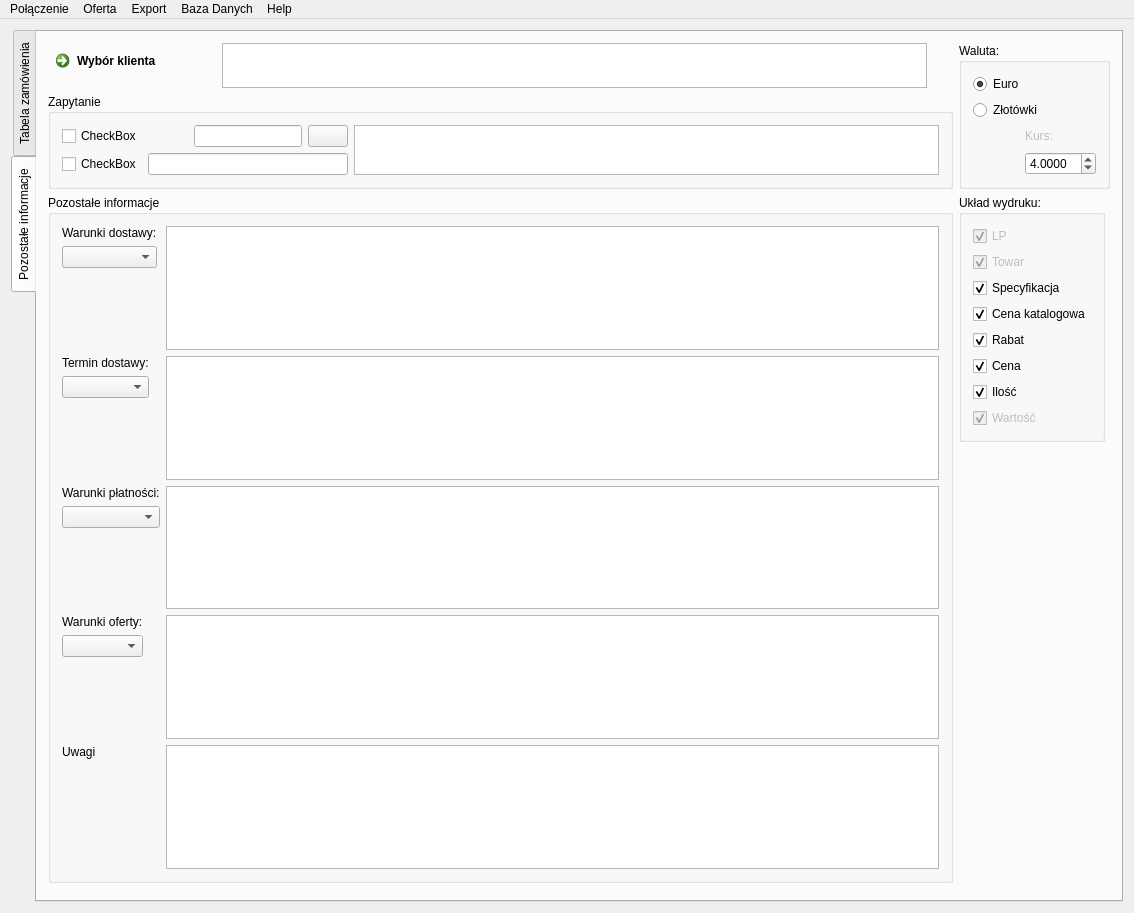
Before: the Qt Designer form MainWindow.ui in konserw/koferta, drawn with Qt 5.
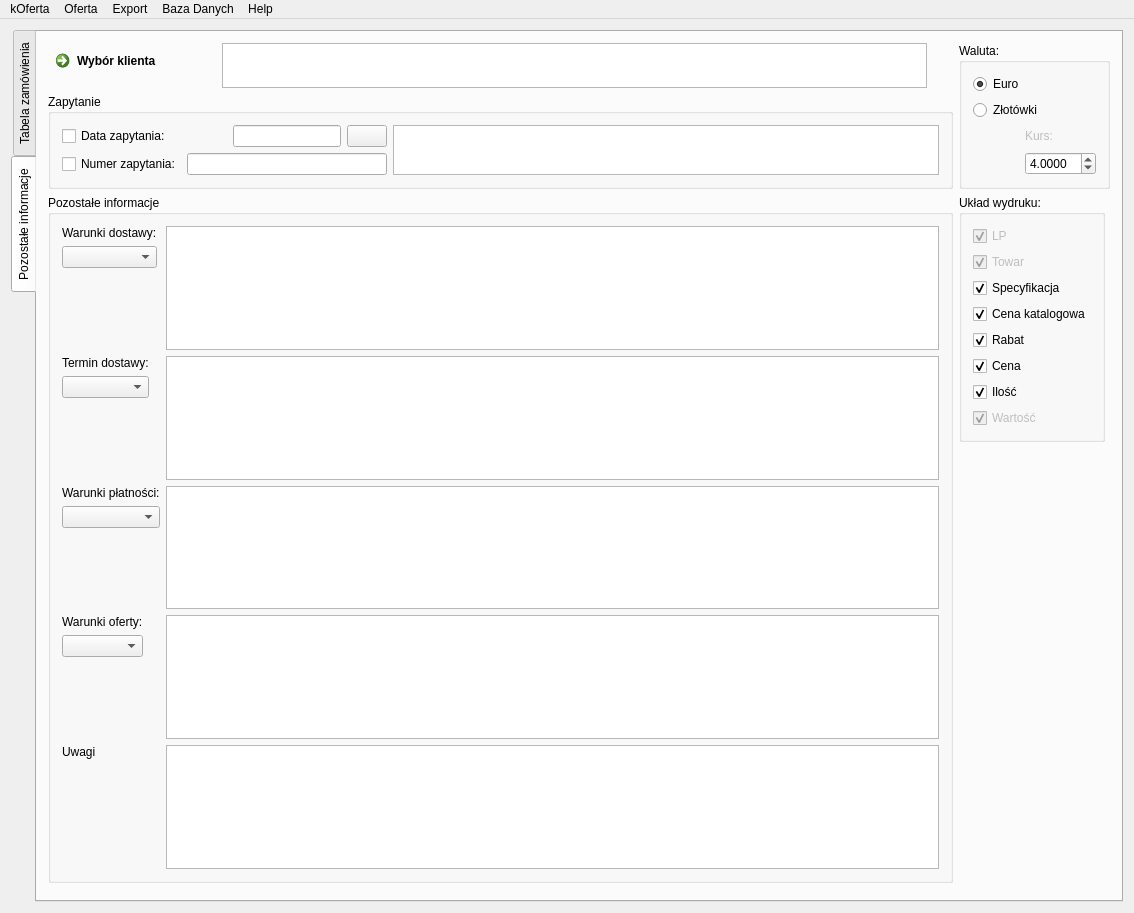
After: the same form once the commit is applied. The open tabs and pages were chosen to show the change. Icons and pictures are not drawn.

The edit to the form file:
```diff
--- a/MainWindow.ui
+++ b/MainWindow.ui
@@ -216,7 +216,7 @@
                <item>
                 <widget class="QCheckBox" name="checkBox_zapytanieData">
                  <property name="text">
-                  <string>CheckBox</string>
+                  <string>Data zapytania:</string>
                  </property>
                 </widget>
                </item>
@@ -260,7 +260,7 @@
                <item>
                 <widget class="QCheckBox" name="checkBox_zapytanieNr">
                  <property name="text">
-                  <string>CheckBox</string>
+                  <string>Numer zapytania:</string>
                  </property>
                 </widget>
                </item>
@@ -731,7 +731,7 @@
    </widget>
    <widget class="QMenu" name="menuConnect">
     <property name="title">
-     <string>Połączenie</string>
+     <string>kOferta</string>
     </property>
     <addaction name="actionConnect"/>
     <addaction name="actionDisconnect"/>
```
Left out of the diff: 2 changed lines with no effect on the pictures.
